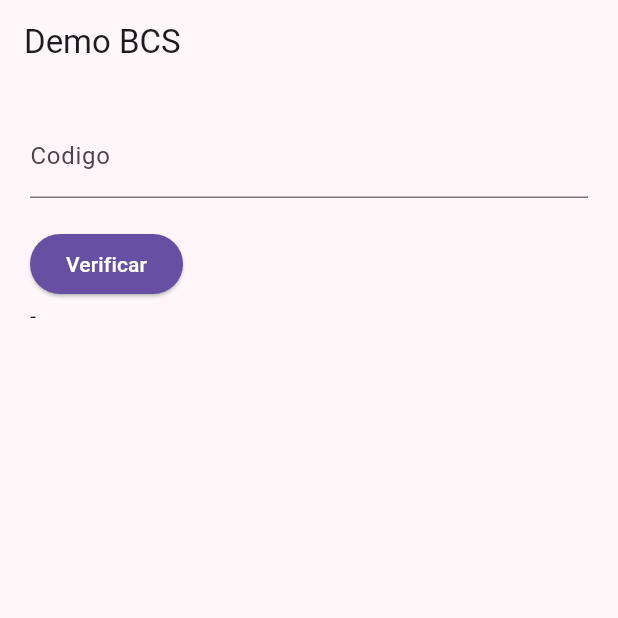
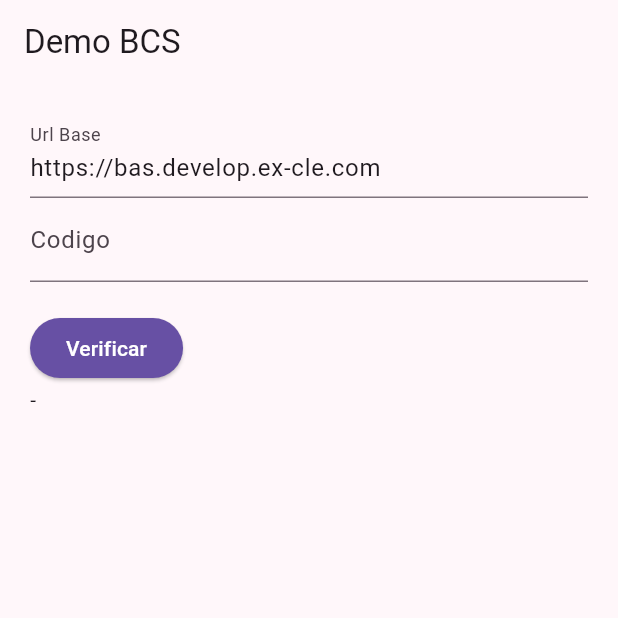
Before and after one commit to errobanet/bcs_flutter, a Flutter app: the screen it shows after launch, on a phone screen of 412 x 824 dp, the top half of it. Run offline on Flutter 3.47's test engine with Material 3 defaults, Android fonts, the phone set to English and light mode, and no system bars; our stand-ins replace permission_handler.

Commit message:
Se agrego Textedit para poder cambiar la URL base en la UI y facilitar pruebas.

```diff
--- a/lib/main.dart
+++ b/lib/main.dart
@@ -16,12 +16,14 @@ class MyApp extends StatefulWidget {
 
 class _MyAppState extends State<MyApp> {
   String _result = '-';
+  final _urlController = TextEditingController();
   final _codeController = TextEditingController();
   final _bcsFaceVerifyPlugin = BcsFaceVerify();
 
   @override
   void initState() {
     super.initState();
+    _urlController.text = "https://bas.develop.ex-cle.com";
     _initializePluginColors();
   }
 
@@ -52,6 +54,13 @@ class _MyAppState extends State<MyApp> {
           child: Column(
             crossAxisAlignment: CrossAxisAlignment.start,
             children: <Widget>[
+              TextField(
+                controller: _urlController,
+                decoration: const InputDecoration(
+                  labelText: "Url Base",
+                ),
+                keyboardType: TextInputType.url,
+              ),
               TextField(
                 controller: _codeController,
                 decoration: const InputDecoration(
@@ -91,7 +100,8 @@ class _MyAppState extends State<MyApp> {
 
   Future<VerifyResult> _verifyFace(String code) async {
     //Podemos establecer la URL al ambiente de desarrollo
-    await _bcsFaceVerifyPlugin.setUrlService("https://bas.develop.ex-cle.com");
+
+    await _bcsFaceVerifyPlugin.setUrlService(_urlController.text);
     return _bcsFaceVerifyPlugin.faceVerify(code);
   }
 
```
